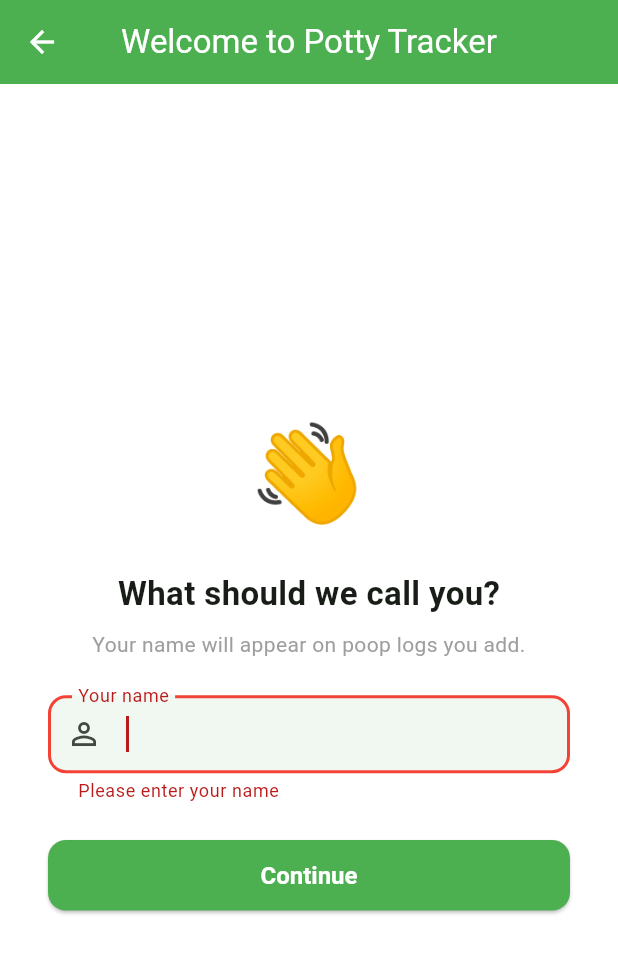
After one commit to xNorbertx/potty-tracker, a Flutter app: the ProfileSetupScreen screen opened directly, after a tap on "Continue", on a phone screen of 412 x 824 dp. The commit adds this screen. Shown: the top 953 px of the screen. Run offline on Flutter 3.47's test engine with Material 3 defaults, Android fonts, the phone set to English and light mode, and no system bars; our stand-ins replace cloud_firestore, connectivity_plus, firebase_auth, firebase_core, flutter_slidable, google_sign_in and 1 more; accounts and stored records are empty.

Commit message:
Add caregiver profiles and log attribution

```diff
--- /dev/null
+++ b/lib/models/caregiver_profile.dart
@@ -0,0 +1,29 @@
+import 'package:cloud_firestore/cloud_firestore.dart';
+
+class CaregiverProfile {
+  final String uid;
+  final String name;
+  final String email;
+
+  const CaregiverProfile({
+    required this.uid,
+    required this.name,
+    required this.email,
+  });
+
+  factory CaregiverProfile.fromFirestore(DocumentSnapshot document) {
+    final data = document.data() as Map<String, dynamic>;
+    return CaregiverProfile(
+      uid: document.id,
+      name: data['name'] as String? ?? '',
+      email: data['email'] as String? ?? '',
+    );
+  }
+
+  Map<String, dynamic> toFirestore() => {
+        'name': name,
+        'email': email,
+      };
+
+  String get displayName => name.isNotEmpty ? name : email;
+}
--- a/lib/models/poop_entry.dart
+++ b/lib/models/poop_entry.dart
@@ -12,6 +12,8 @@ class PoopEntry {
   final PoopColor? color;
   final String? notes;
   final String? loggedBy;
+  final String? loggedByName;
+  final String? loggedByEmail;
   final DateTime createdAt;
 
   PoopEntry({
@@ -23,6 +25,8 @@ class PoopEntry {
     this.color,
     this.notes,
     this.loggedBy,
+    this.loggedByName,
+    this.loggedByEmail,
     required this.createdAt,
   });
 
@@ -39,6 +43,8 @@ class PoopEntry {
       color: PoopColorExtension.fromString(data['color'] as String?),
       notes: data['notes'] as String?,
       loggedBy: data['loggedBy'] as String?,
+      loggedByName: data['loggedByName'] as String?,
+      loggedByEmail: data['loggedByEmail'] as String?,
       createdAt: (data['createdAt'] as Timestamp).toDate(),
     );
   }
@@ -52,6 +58,8 @@ class PoopEntry {
       if (color != null) 'color': color!.value,
       if (notes != null) 'notes': notes,
       if (loggedBy != null) 'loggedBy': loggedBy,
+      if (loggedByName != null) 'loggedByName': loggedByName,
+      if (loggedByEmail != null) 'loggedByEmail': loggedByEmail,
       'createdAt': Timestamp.fromDate(createdAt),
     };
   }
@@ -65,6 +73,8 @@ class PoopEntry {
     PoopColor? color,
     String? notes,
     String? loggedBy,
+    String? loggedByName,
+    String? loggedByEmail,
     DateTime? createdAt,
   }) {
     return PoopEntry(
@@ -76,6 +86,8 @@ class PoopEntry {
       color: color ?? this.color,
       notes: notes ?? this.notes,
       loggedBy: loggedBy ?? this.loggedBy,
+      loggedByName: loggedByName ?? this.loggedByName,
+      loggedByEmail: loggedByEmail ?? this.loggedByEmail,
       createdAt: createdAt ?? this.createdAt,
     );
   }
--- /dev/null
+++ b/lib/screens/profile_setup_screen.dart
@@ -0,0 +1,112 @@
+import 'package:flutter/material.dart';
+import 'package:provider/provider.dart';
+
+import '../models/caregiver_profile.dart';
+import '../services/auth_service.dart';
+import '../services/firestore_service.dart';
+import '../widgets/app_status.dart';
+
+class ProfileSetupScreen extends StatefulWidget {
+  const ProfileSetupScreen({super.key});
+
+  @override
+  State<ProfileSetupScreen> createState() => _ProfileSetupScreenState();
+}
+
+class _ProfileSetupScreenState extends State<ProfileSetupScreen> {
+  final _formKey = GlobalKey<FormState>();
+  final _nameController = TextEditingController();
+  bool _saving = false;
+
+  @override
+  void dispose() {
+    _nameController.dispose();
+    super.dispose();
+  }
+
+  Future<void> _save() async {
+    if (!_formKey.currentState!.validate()) return;
+    final auth = context.read<AuthService>();
+    final uid = auth.currentUserId;
+    if (uid == null) return;
+
+    setState(() => _saving = true);
+    try {
+      await context.read<FirestoreService>().saveCaregiverProfile(
+            CaregiverProfile(
+              uid: uid,
+              name: _nameController.text.trim(),
+              email: auth.currentUserEmail ?? '',
+            ),
+          );
+    } catch (error) {
+      if (!mounted) return;
+      ScaffoldMessenger.of(context).showSnackBar(
+        SnackBar(
+          content: Text(friendlyError(error)),
+          backgroundColor: Colors.red.shade400,
+        ),
+      );
+    } finally {
+      if (mounted) setState(() => _saving = false);
+    }
+  }
+
+  @override
+  Widget build(BuildContext context) => Scaffold(
+        appBar: AppBar(title: const Text('Welcome to Potty Tracker')),
+        body: Center(
+          child: SingleChildScrollView(
+            padding: const EdgeInsets.all(32),
+            child: Form(
+              key: _formKey,
+              child: Column(
+                mainAxisSize: MainAxisSize.min,
+                children: [
+                  const Text('👋', style: TextStyle(fontSize: 64)),
+                  const SizedBox(height: 16),
+                  const Text(
+                    'What should we call you?',
+                    style: TextStyle(fontSize: 22, fontWeight: FontWeight.bold),
+                  ),
+                  const SizedBox(height: 8),
+                  const Text(
+                    'Your name will appear on poop logs you add.',
+                    style: TextStyle(color: Colors.grey),
+                    textAlign: TextAlign.center,
+                  ),
+                  const SizedBox(height: 24),
+                  TextFormField(
+                    controller: _nameController,
+                    autofocus: true,
+                    textCapitalization: TextCapitalization.words,
+                    decoration: const InputDecoration(
+                      labelText: 'Your name',
+                      prefixIcon: Icon(Icons.person_outline),
+                    ),
+                    validator: (value) => value == null || value.trim().isEmpty
+                        ? 'Please enter your name'
+                        : null,
+                  ),
+                  const SizedBox(height: 24),
+                  SizedBox(
+                    width: double.infinity,
+                    child: ElevatedButton(
+                      onPressed: _saving ? null : _save,
+                      child: _saving
+                          ? const SizedBox(
+                              height: 20,
+                              width: 20,
+                              child: CircularProgressIndicator(
+                                  color: Colors.white, strokeWidth: 2),
+                            )
+                          : const Text('Continue'),
+                    ),
+                  ),
+                ],
+              ),
+            ),
+          ),
+        ),
+      );
+}
```
Also changed, not shown: lib/screens/account_settings_screen.dart (+81 -0 lines), lib/screens/home_screen.dart (+39 -10 lines), lib/screens/log_poop_screen.dart (+8 -2 lines), lib/services/firestore_service.dart (+23 -0 lines), lib/widgets/poop_entry_tile.dart (+7 -4 lines), 3 other files.
